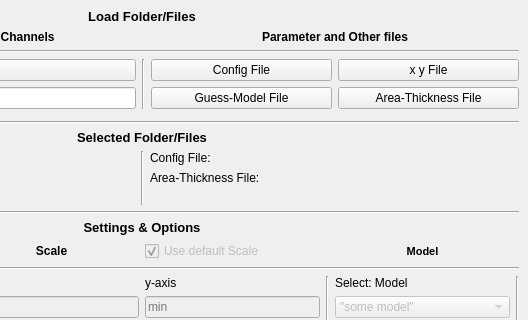
The window that antranik/view/main_view.ui (abdullahsumbal/data-analysis) describes before a commit, drawn with Qt 5; both pictures show x 244 to 772 and y 0 to 320 of the 772 by 567 pixel window.
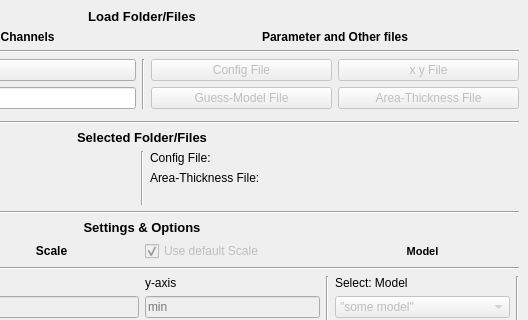
The same window after the commit.

```diff
--- a/antranik/view/main_view.ui
+++ b/antranik/view/main_view.ui
@@ -347,7 +347,7 @@
         <item row="3" column="3">
          <widget class="QPushButton" name="button_guess_model">
           <property name="enabled">
-           <bool>true</bool>
+           <bool>false</bool>
           </property>
           <property name="text">
            <string>Guess-Model File</string>
@@ -379,6 +379,9 @@
         </item>
         <item row="2" column="4">
          <widget class="QPushButton" name="button_x_y">
+          <property name="enabled">
+           <bool>false</bool>
+          </property>
           <property name="text">
            <string>x y File</string>
           </property>
@@ -387,7 +390,7 @@
         <item row="3" column="4">
          <widget class="QPushButton" name="button_area_thickness">
           <property name="enabled">
-           <bool>true</bool>
+           <bool>false</bool>
           </property>
           <property name="text">
            <string>Area-Thickness File</string>
@@ -412,6 +415,9 @@
         </item>
         <item row="2" column="3">
          <widget class="QPushButton" name="button_config">
+          <property name="enabled">
+           <bool>false</bool>
+          </property>
           <property name="text">
            <string>Config File</string>
           </property>
```
